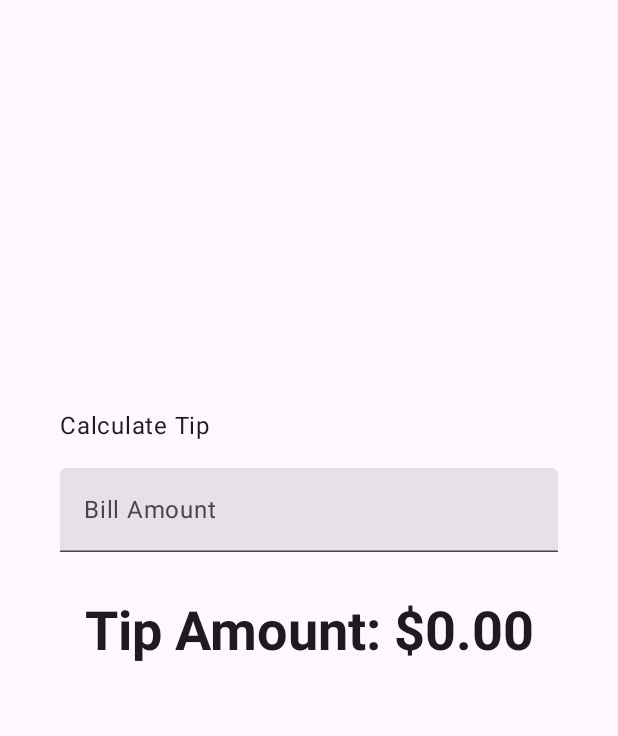
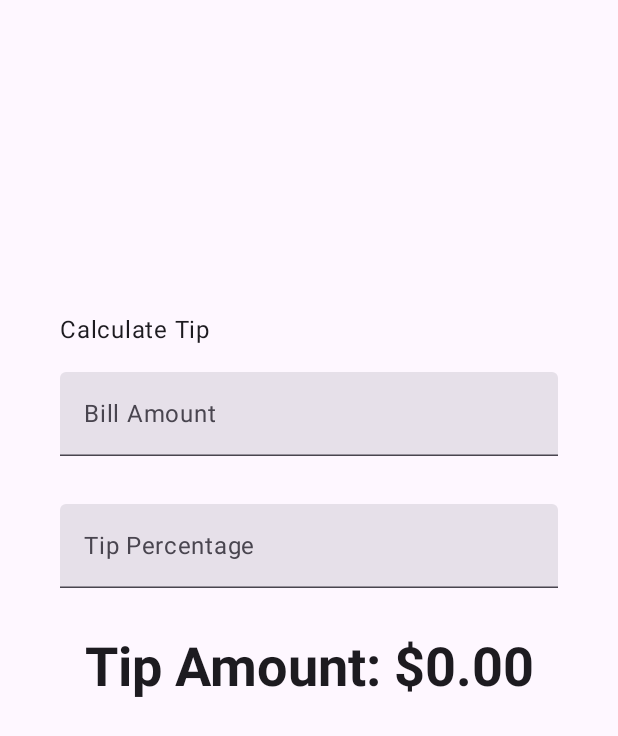
Before and after one commit to Darkgiant24/e-8INF865A2024_GC, an Android app built with Jetpack Compose: the screen it shows after launch (MainActivity), on a phone screen of 412 x 824 dp. Shown: the top 736 px of the screen. Run offline under Robolectric (Android 15) with nearby library versions, the phone set to English and light mode, and no system bars.

Commit message:
partie 2 partie 4

```diff
--- a/basic-android-kotlin-compose-training-tip-calculator-state/app/src/main/java/com/example/tiptime/MainActivity.kt
+++ b/basic-android-kotlin-compose-training-tip-calculator-state/app/src/main/java/com/example/tiptime/MainActivity.kt
@@ -19,6 +19,7 @@ import android.os.Bundle
 import androidx.activity.ComponentActivity
 import androidx.activity.compose.setContent
 import androidx.activity.enableEdgeToEdge
+import androidx.annotation.StringRes
 import androidx.compose.foundation.layout.Arrangement
 import androidx.compose.foundation.layout.Column
 import androidx.compose.foundation.layout.Spacer
@@ -64,33 +65,40 @@ class MainActivity : ComponentActivity() {
         }
     }
 }
-
 @Composable
 fun TipTimeLayout() {
     var amountInput by remember { mutableStateOf("") }
+    var tipInput by remember { mutableStateOf("") }
+    val amount = amountInput.toDoubleOrNull() ?: 0.0
+    val tipPercent = tipInput.toDoubleOrNull() ?: 0.0
 
-    val amount = amountInput.toDoubleOrNull() ?: 0.0
-    val tip = calculateTip(amount)
-
+    val tip = calculateTip(amount, tipPercent)
     Column(
-        modifier = Modifier
-            .statusBarsPadding()
-            .padding(horizontal = 40.dp)
-            .verticalScroll(rememberScrollState())
-            .safeDrawingPadding(),
+        modifier = Modifier.padding(40.dp),
         horizontalAlignment = Alignment.CenterHorizontally,
         verticalArrangement = Arrangement.Center
     ) {
         Text(
             text = stringResource(R.string.calculate_tip),
             modifier = Modifier
-                .padding(bottom = 16.dp, top = 40.dp)
+                .padding(bottom = 16.dp)
                 .align(alignment = Alignment.Start)
         )
         EditNumberField(
+            label = R.string.bill_amount,
             value = amountInput,
             onValueChanged = { amountInput = it },
-            modifier = Modifier.padding(bottom = 32.dp).fillMaxWidth()
+            modifier = Modifier
+                .padding(bottom = 32.dp)
+                .fillMaxWidth()
+        )
+        EditNumberField(
+            label = R.string.how_was_the_service,
+            value = tipInput,
+            onValueChanged = { tipInput = it },
+            modifier = Modifier
+                .padding(bottom = 32.dp)
+                .fillMaxWidth()
         )
         Text(
             text = stringResource(R.string.tip_amount, tip),
@@ -102,16 +110,17 @@ fun TipTimeLayout() {
 
 @Composable
 fun EditNumberField(
+    @StringRes label: Int,
     value: String,
     onValueChanged: (String) -> Unit,
-    modifier: Modifier
+    modifier: Modifier = Modifier
 ) {
     TextField(
         value = value,
         singleLine = true,
         modifier = modifier,
         onValueChange = onValueChanged,
-        label = { Text(stringResource(R.string.bill_amount)) },
+        label = { Text(stringResource(label)) },
         keyboardOptions = KeyboardOptions(keyboardType = KeyboardType.Number)
     )
 }
--- a/basic-android-kotlin-compose-training-tip-calculator-state/app/src/main/res/values/strings.xml
+++ b/basic-android-kotlin-compose-training-tip-calculator-state/app/src/main/res/values/strings.xml
@@ -19,4 +19,6 @@
     <string name="calculate_tip">Calculate Tip</string>
     <string name="bill_amount">Bill Amount</string>
     <string name="tip_amount">Tip Amount: %s</string>
+    <string name="how_was_the_service">Tip Percentage</string>
+    <string name="round_up_tip">Round up tip?</string>
 </resources>
```
